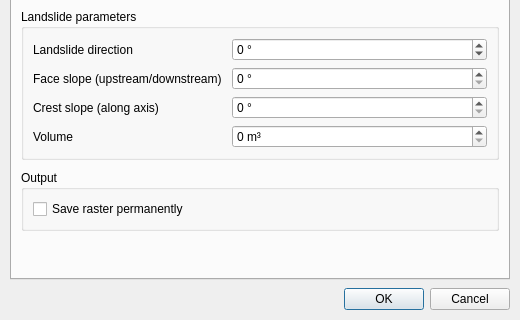
Before: the Qt Designer form q_landslide_dam_dialog_base.ui in pierluigiderosa/Q-LandslideDam, drawn with Qt 5; both pictures show x 0 to 520 and y 240 to 560 of the 520 by 560 pixel window.
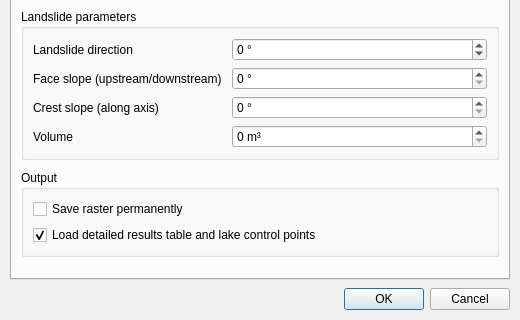
After: the same form once the commit is applied. Custom widgets are drawn as their Qt base class.

Commit message:
Add funding credits and optional detail layers output flag
- Credits tab: add University of Perugia affiliation and the LANDAM /
  RETURN (NextGenerationEU - PNRR) funding acknowledgement.
- Output group: new "Load detailed results table and lake control points"
  checkbox (checked by default); when unchecked the run results table and
  the lake control points layer are not added to the Layers panel.
- Document the new option in the Instructions tab.

Diff of the .ui file:
```diff
--- a/q_landslide_dam_dialog_base.ui
+++ b/q_landslide_dam_dialog_base.ui
@@ -278,6 +278,19 @@
             </property>
            </widget>
           </item>
+          <item row="1" column="0">
+           <widget class="QCheckBox" name="chk_detail_layers">
+            <property name="toolTip">
+             <string>Load the detailed results table and the lake upstream/downstream control points as temporary layers in the Layers panel</string>
+            </property>
+            <property name="text">
+             <string>Load detailed results table and lake control points</string>
+            </property>
+            <property name="checked">
+             <bool>true</bool>
+            </property>
+           </widget>
+          </item>
          </layout>
         </widget>
        </item>
```
Left out of the diff: 7 changed lines with no effect on the pictures. The commit also changes 1 other file.
